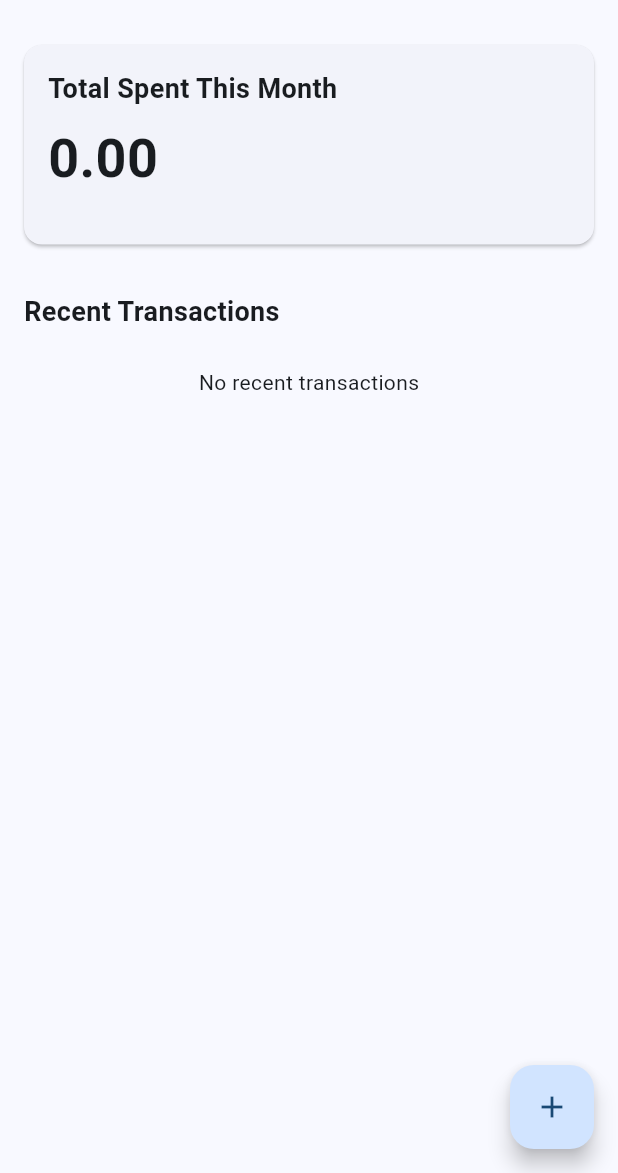
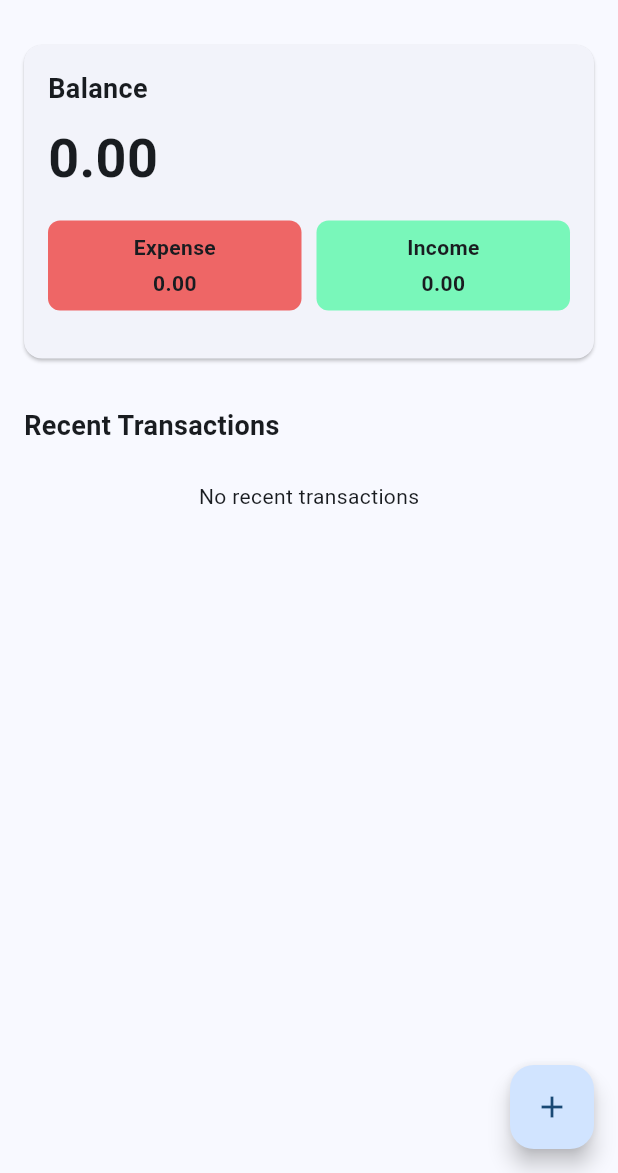
Before and after one commit to tenmo2003/spending-management-flutter, a Flutter app: the HomePage screen opened directly, on a phone screen of 412 x 824 dp, the part 63-1236 px from its top. Run offline on Flutter 3.47's test engine with Material 3 defaults, Android fonts, the light colour scheme and no system bars; our stand-ins replace fl_chart, flutter_riverpod, riverpod_annotation, shared_preferences, shimmer, sqflite; missing offline and left inert: currency_picker; accounts and stored records are empty; generated files the repository leaves out were written again.

Commit message:
feat(category): :sparkles: adjust home page, improve category selection
make home screen cover more information about both types of transaction, make a new grouped dropdown widget

```diff
--- a/lib/database/dao/category_dao.dart
+++ b/lib/database/dao/category_dao.dart
@@ -73,7 +73,7 @@ class CategoryDao {
       n
     ]).then((value) => value
         .map((e) => CategorySpending(
-            category: e['category'] as String,
+            name: e['category'] as String,
             amount: e['total_amount'] as double))
         .toList());
   }
--- a/lib/model/category_spending.dart
+++ b/lib/model/category_spending.dart
@@ -1,6 +1,6 @@
 class CategorySpending {
-  final String category;
+  final String name;
   final double amount;
 
-  CategorySpending({required this.category, required this.amount});
+  CategorySpending({required this.name, required this.amount});
 }
--- a/lib/screens/category_selection_screen.dart
+++ b/lib/screens/category_selection_screen.dart
@@ -29,7 +29,7 @@ class _CategorySelectionScreenState extends State<CategorySelectionScreen>
     {'name': 'Salary', 'icon': Icons.account_balance_wallet},
     {'name': 'Bonus', 'icon': Icons.stars},
     {'name': 'Investment', 'icon': Icons.trending_up},
-    {'name': 'Gift', 'icon': Icons.redeem},
+    {'name': 'Gift', 'icon': Icons.card_giftcard},
   ];
 
   final Set<String> selectedExpenseCategories = {};
--- a/lib/screens/home_page.dart
+++ b/lib/screens/home_page.dart
@@ -23,6 +23,8 @@ class _HomePageState extends ConsumerState<HomePage>
   List<Transaction> _recentTransactions = [];
   List<CategorySpending> topCategories = [];
   double totalSpent = 0;
+  double totalIncome = 0;
+  double balance = 0;
   bool _isLoading = true;
   bool _dataLoaded = false;
 
@@ -50,14 +52,14 @@ class _HomePageState extends ConsumerState<HomePage>
   }
 
   Future<void> _loadData() async {
-    // Only load data if it hasn't been loaded before
+    // Only load data if it hasn't been loaded before or there are new updates
     if (_dataLoaded) return;
 
     try {
       await Future.wait([
         _loadRecentTransactions(),
         _loadTopCategories(),
-        _loadTotalSpent(),
+        _loadBalance(),
       ]);
 
       if (mounted) {
@@ -77,10 +79,7 @@ class _HomePageState extends ConsumerState<HomePage>
   }
 
   Future<void> _loadRecentTransactions() async {
-    final transactions = await transactionDao.getAllTransactions(
-      type: TransactionType.expense,
-      // Limit to last 5 recent transactions
-    );
+    final transactions = await transactionDao.getAllTransactions(limit: 5);
     setState(() {
       _recentTransactions =
           transactions.take(numberOfRecentTransaction).toList();
@@ -92,9 +91,14 @@ class _HomePageState extends ConsumerState<HomePage>
         numberOfTopCategories, TransactionType.expense);
   }
 
-  Future<void> _loadTotalSpent() async {
+  Future<void> _loadBalance() async {
     totalSpent =
         await transactionDao.getTotalAmount(type: TransactionType.expense);
+
+    totalIncome =
+        await transactionDao.getTotalAmount(type: TransactionType.income);
+
+    balance = totalIncome - totalSpent;
   }
 
   // Refresh method to be called when new expense is added
@@ -150,8 +154,6 @@ class _HomePageState extends ConsumerState<HomePage>
       }
     });
 
-    final categories = ref.watch(categoryNotifierProvider);
-
     super.build(context);
     return Scaffold(
       appBar: AppBar(
@@ -181,7 +183,9 @@ class _HomePageState extends ConsumerState<HomePage>
                 children: [
                   SummaryCard(
                     topCategories: topCategories,
-                    totalSpent: totalSpent,
+                    balance: balance,
+                    totalIncome: totalIncome,
+                    totalSpent: totalIncome,
                   ),
                   RecentTransactions(
                     recentTransactions: _recentTransactions,
@@ -195,8 +199,7 @@ class _HomePageState extends ConsumerState<HomePage>
           showDialog(
             context: context,
             builder: (BuildContext context) {
-              return AddTransactionDialog(
-                  categories: categories, onTransactionAdded: _refreshData);
+              return AddTransactionDialog(onTransactionAdded: _refreshData);
             },
           );
         },
--- a/lib/screens/report_page.dart
+++ b/lib/screens/report_page.dart
@@ -253,7 +253,7 @@ class _ReportPageState extends ConsumerState<ReportPage>
                                   ],
                                 ),
                                 child: ListTile(
-                                  title: Text(category.category),
+                                  title: Text(category.name),
                                   trailing: Text(
                                     ref.watch(formattedAmountProvider(
                                         category.amount)),
@@ -333,7 +333,7 @@ class _ReportPageState extends ConsumerState<ReportPage>
                                   ],
                                 ),
                                 child: ListTile(
-                                  title: Text(category.category),
+                                  title: Text(category.name),
                                   trailing: Text(
                                     ref.watch(formattedAmountProvider(
                                         category.amount)),
--- a/lib/screens/transactions_page.dart
+++ b/lib/screens/transactions_page.dart
@@ -259,12 +259,10 @@ class _TransactionsPageState extends ConsumerState<TransactionsPage> {
                 ),
       floatingActionButton: FloatingActionButton(
         onPressed: () {
-          // TODO: Implement add new transaction
           showDialog(
             context: context,
             builder: (BuildContext context) {
               return AddTransactionDialog(
-                  categories: categories,
                   onTransactionAdded: _onTransactionAdded);
             },
           );
--- a/lib/widgets/summary_card.dart
+++ b/lib/widgets/summary_card.dart
@@ -4,11 +4,17 @@ import 'package:spending_management_app/model/category_spending.dart';
 import 'package:spending_management_app/providers/currency_notifier.dart';
 
 class SummaryCard extends ConsumerWidget {
+  final double balance;
   final double totalSpent;
+  final double totalIncome;
   final List<CategorySpending> topCategories;
 
   const SummaryCard(
-      {super.key, required this.topCategories, required this.totalSpent});
+      {super.key,
+      required this.topCategories,
+      required this.balance,
+      required this.totalSpent,
+      required this.totalIncome});
 
   @override
   Widget build(BuildContext context, WidgetRef ref) {
@@ -22,21 +28,38 @@ class SummaryCard extends ConsumerWidget {
               crossAxisAlignment: CrossAxisAlignment.start,
               children: [
                 const Text(
-                  'Total Spent This Month',
+                  'Balance',
                   style: TextStyle(fontSize: 18, fontWeight: FontWeight.bold),
                 ),
                 const SizedBox(height: 8),
                 Text(
-                  ref.watch(formattedAmountProvider(totalSpent)),
+                  ref.watch(formattedAmountProvider(balance)),
                   style: TextStyle(fontSize: 36, fontWeight: FontWeight.bold),
                 ),
+                const SizedBox(height: 16),
+                Row(spacing: 10, children: [
+                  Expanded(
+                      child: _buildCategorySpending(
+                          category: "Expense",
+                          amount: totalSpent,
+                          ref: ref,
+                          color: const Color.fromARGB(255, 238, 102, 102))),
+                  Expanded(
+                      child: _buildCategorySpending(
+                          category: "Income",
+                          amount: totalIncome,
+                          ref: ref,
+                          color: const Color.fromARGB(255, 121, 247, 186))),
+                ]),
                 const SizedBox(height: 16),
                 Row(
                   spacing: 8,
                   children: topCategories
                       .map((category) => Expanded(
                           child: _buildCategorySpending(
-                              category.category, category.amount, ref)))
+                              category: category.name,
+                              amount: category.amount,
+                              ref: ref)))
                       .toList(),
                 ),
               ],
@@ -45,11 +68,15 @@ class SummaryCard extends ConsumerWidget {
         ));
   }
 
-  Widget _buildCategorySpending(String category, double amount, WidgetRef ref) {
+  Widget _buildCategorySpending(
+      {required String category,
+      required double amount,
+      required WidgetRef ref,
+      Color? color}) {
     return Container(
       padding: const EdgeInsets.all(8),
       decoration: BoxDecoration(
-        color: Colors.blue.withOpacity(0.1),
+        color: color ?? Colors.blue.withOpacity(0.1),
         borderRadius: BorderRadius.circular(8),
       ),
       child: Column(
```
Also changed, not shown: lib/database/dao/transaction_dao.dart (+3 -4 lines), lib/helper/category_icon.dart (added, +31 -0 lines), lib/model/group_item.dart (added, +13 -0 lines), lib/model/transaction.dart (+8 -0 lines), lib/widgets/add_transaction_dialog.dart (+44 -23 lines), lib/widgets/grouped_dropdown_button.dart (added, +69 -0 lines), lib/widgets/recent_transactions.dart (+5 -2 lines).
